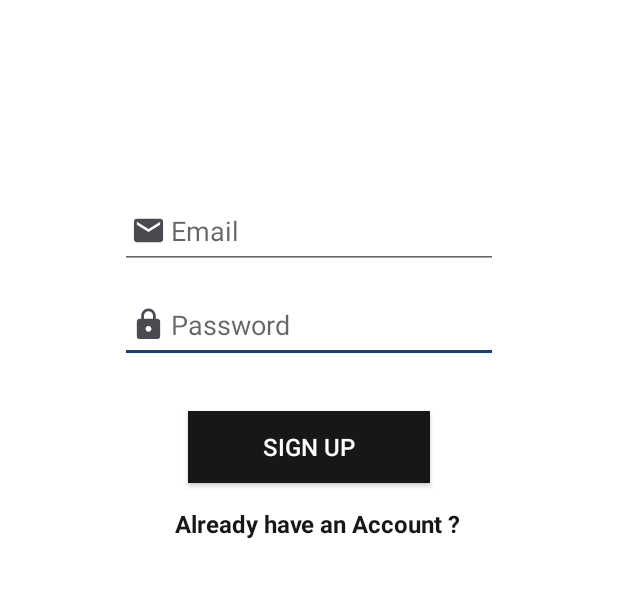
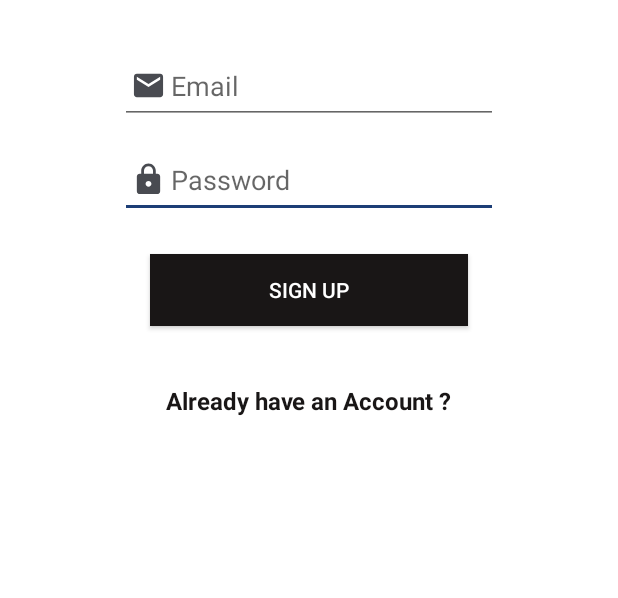
Before and after one commit to KousthubhaKrishna/JChat, an Android app: the SignupActivity screen opened directly, with no data from a screen before it, after a tap on "SIGN UP", on a phone screen of 412 x 824 dp, the part 442-1040 px from its top. Run offline under Robolectric (Android 15) with nearby library versions, the light colour scheme and no system bars; our stand-ins replace Firebase (no records; nobody signed in at launch, a user with empty details on screens opened directly).

Commit message:
Login Functionality Added

```diff
--- a/app/src/main/AndroidManifest.xml
+++ b/app/src/main/AndroidManifest.xml
@@ -1,6 +1,8 @@
 <?xml version="1.0" encoding="utf-8"?>
 <manifest xmlns:android="http://schemas.android.com/apk/res/android"
     package="com.example.jchat">
+
+    <uses-permission android:name="android.permission.INTERNET"/>
 
     <application
         android:allowBackup="true"
--- a/app/src/main/java/com/example/jchat/SignupActivity.java
+++ b/app/src/main/java/com/example/jchat/SignupActivity.java
@@ -1,14 +1,75 @@
 package com.example.jchat;
 
+import androidx.annotation.NonNull;
 import androidx.appcompat.app.AppCompatActivity;
 
+import android.app.ProgressDialog;
+import android.content.Intent;
 import android.os.Bundle;
+import android.util.Log;
+import android.view.View;
+import android.widget.EditText;
+import android.widget.Toast;
+
+import com.google.android.gms.tasks.OnCompleteListener;
+import com.google.android.gms.tasks.Task;
+import com.google.firebase.auth.AuthResult;
+import com.google.firebase.auth.FirebaseAuth;
+import com.google.firebase.auth.FirebaseUser;
 
 public class SignupActivity extends AppCompatActivity {
 
+    private FirebaseAuth mAuth;
+    ProgressDialog loadingBar;
     @Override
     protected void onCreate(Bundle savedInstanceState) {
         super.onCreate(savedInstanceState);
         setContentView(R.layout.activity_signup);
     }
+
+    public void createUser(View view)
+    {
+        EditText email = (EditText)findViewById(R.id.jemail);
+        String emailString = email.getText().toString();
+        EditText password = (EditText)findViewById(R.id.jpassword);
+        String passwordString = password.getText().toString();
+
+        if(emailString.isEmpty() || passwordString.isEmpty() || emailString==null || passwordString == null)
+        {
+
+            Toast.makeText(SignupActivity.this, "Please provide both E-mail and Password", Toast.LENGTH_LONG).show();
+        }
+        else
+        {
+            loadingBar = new ProgressDialog(this);
+            loadingBar.setTitle("Creating Account");
+            loadingBar.setMessage("Please wait..");
+            loadingBar.setCanceledOnTouchOutside(false);
+            loadingBar.show();
+
+            mAuth = FirebaseAuth.getInstance();
+            mAuth.createUserWithEmailAndPassword(emailString, passwordString)
+                    .addOnCompleteListener(this, new OnCompleteListener<AuthResult>() {
+                        @Override
+                        public void onComplete(@NonNull Task<AuthResult> task) {
+                            loadingBar.dismiss();
+                            if (task.isSuccessful()) {
+                                Toast.makeText(SignupActivity.this, "Account Created", Toast.LENGTH_SHORT).show();
+                                FirebaseUser user = mAuth.getCurrentUser();
+                            } else {
+                                Toast.makeText(SignupActivity.this, task.getException().getMessage(), Toast.LENGTH_SHORT).show();
+                            }
+
+                            // ...
+                        }
+                    });
+        }
+
+    }
+
+    public void back(View view)
+    {
+        Intent in = new Intent(SignupActivity.this,MainActivity.class);
+        startActivity(in);
+    }
 }
--- a/app/src/main/res/layout/activity_chat_.xml
+++ b/app/src/main/res/layout/activity_chat_.xml
@@ -15,10 +15,11 @@
             android:id="@+id/toolbar3"
             android:layout_width="match_parent"
             android:layout_height="wrap_content"
-            android:background="?attr/colorPrimary"
+            android:background="@color/colorPrimaryDark"
             android:minHeight="?attr/actionBarSize"
             android:theme="?attr/actionBarTheme"
-            app:title="@string/app_name" />
+            app:title="@string/app_name"
+            app:titleTextColor="@android:color/background_light" />
 
         <com.google.android.material.tabs.TabLayout
             android:id="@+id/sections"
--- a/app/src/main/res/layout/activity_signup.xml
+++ b/app/src/main/res/layout/activity_signup.xml
@@ -20,26 +20,7 @@
         app:layout_constraintStart_toStartOf="parent"
         app:layout_constraintTop_toBottomOf="@+id/jicon" />
 
-    <Button
-        android:id="@+id/jsignup"
-        android:layout_width="0dp"
-        android:layout_height="wrap_content"
-        android:layout_marginStart="125dp"
-        android:layout_marginLeft="125dp"
-        android:layout_marginTop="32dp"
-        android:layout_marginEnd="125dp"
-        android:layout_marginRight="125dp"
-        android:background="@color/colorPrimaryDark"
-        android:onClick="createUser"
-        android:shadowColor="#E91E63"
-        android:text="sign up"
-        android:textColor="#FCFDFF"
-        android:textColorHint="#E91E63"
-        android:textSize="16sp"
-        app:layout_constraintEnd_toEndOf="parent"
-        app:layout_constraintHorizontal_bias="0.0"
-        app:layout_constraintStart_toStartOf="parent"
-        app:layout_constraintTop_toBottomOf="@+id/jpassword" />
+
 
     <ImageView
         android:id="@+id/jicon"
@@ -69,7 +50,8 @@
         app:layout_constraintEnd_toEndOf="parent"
         app:layout_constraintHorizontal_bias="0.0"
         app:layout_constraintStart_toStartOf="parent"
-        app:layout_constraintTop_toBottomOf="@+id/jemail" />
+        app:layout_constraintTop_toBottomOf="@+id/jemail"
+        android:drawableLeft="@drawable/ic_stat_name_lock" />
 
     <EditText
         android:id="@+id/jemail"
@@ -77,37 +59,50 @@
         android:layout_height="wrap_content"
         android:layout_marginStart="80dp"
         android:layout_marginLeft="80dp"
-        android:layout_marginTop="150dp"
+        android:layout_marginTop="32dp"
         android:layout_marginEnd="80dp"
         android:layout_marginRight="80dp"
-        android:layout_marginBottom="350dp"
         android:drawableStart="@drawable/ic_stat_name_email"
         android:ems="10"
         android:hint="Email"
         android:inputType="textEmailAddress"
-        android:textColor="@android:color/background_light"
-        app:layout_constraintBottom_toBottomOf="parent"
+        android:textColor="@color/colorPrimaryDark"
         app:layout_constraintEnd_toEndOf="parent"
         app:layout_constraintHorizontal_bias="0.0"
         app:layout_constraintStart_toStartOf="parent"
-        app:layout_constraintTop_toTopOf="parent"
-        app:layout_constraintVertical_bias="1.0" />
+        app:layout_constraintTop_toBottomOf="@+id/jchat"
+        android:drawableLeft="@drawable/ic_stat_name_email" />
 
     <TextView
         android:id="@+id/textView4"
         android:layout_width="wrap_content"
         android:layout_height="wrap_content"
-        android:layout_marginStart="117dp"
-        android:layout_marginLeft="117dp"
-        android:layout_marginTop="16dp"
-        android:layout_marginEnd="105dp"
-        android:layout_marginRight="105dp"
         android:onClick="back"
         android:text="Already have an Account ?"
         android:textColor="@color/colorPrimaryDark"
         android:textSize="16sp"
         android:textStyle="bold"
+        app:layout_constraintBottom_toBottomOf="parent"
         app:layout_constraintEnd_toEndOf="parent"
         app:layout_constraintStart_toStartOf="parent"
-        app:layout_constraintTop_toBottomOf="@+id/jsignup" />
+        app:layout_constraintTop_toBottomOf="@+id/button"
+        app:layout_constraintVertical_bias="0.133" />
+
+    <Button
+        android:id="@+id/button"
+        android:layout_width="0dp"
+        android:layout_height="wrap_content"
+        android:layout_marginStart="100dp"
+        android:layout_marginLeft="100dp"
+        android:layout_marginTop="24dp"
+        android:layout_marginEnd="100dp"
+        android:layout_marginRight="100dp"
+        android:background="@color/colorPrimaryDark"
+        android:text="SIGN UP"
+        android:textColor="@android:color/background_light"
+        android:onClick="createUser"
+        app:layout_constraintEnd_toEndOf="parent"
+        app:layout_constraintHorizontal_bias="0.0"
+        app:layout_constraintStart_toStartOf="parent"
+        app:layout_constraintTop_toBottomOf="@+id/jpassword" />
 </androidx.constraintlayout.widget.ConstraintLayout>
--- a/app/src/main/res/values/colors.xml
+++ b/app/src/main/res/values/colors.xml
@@ -1,6 +1,6 @@
 <?xml version="1.0" encoding="utf-8"?>
 <resources>
-    <color name="colorPrimary">#C6C9D6</color>
+    <color name="colorPrimary">#000000</color>
     <color name="colorPrimaryDark">#191616</color>
     <color name="colorAccent">#1C3E76</color>
 </resources>
```
Also changed, not shown: app/src/main/java/com/example/jchat/MainActivity.java (+28 -7 lines), app/src/main/res/layout/activity_main.xml (+8 -5 lines).
